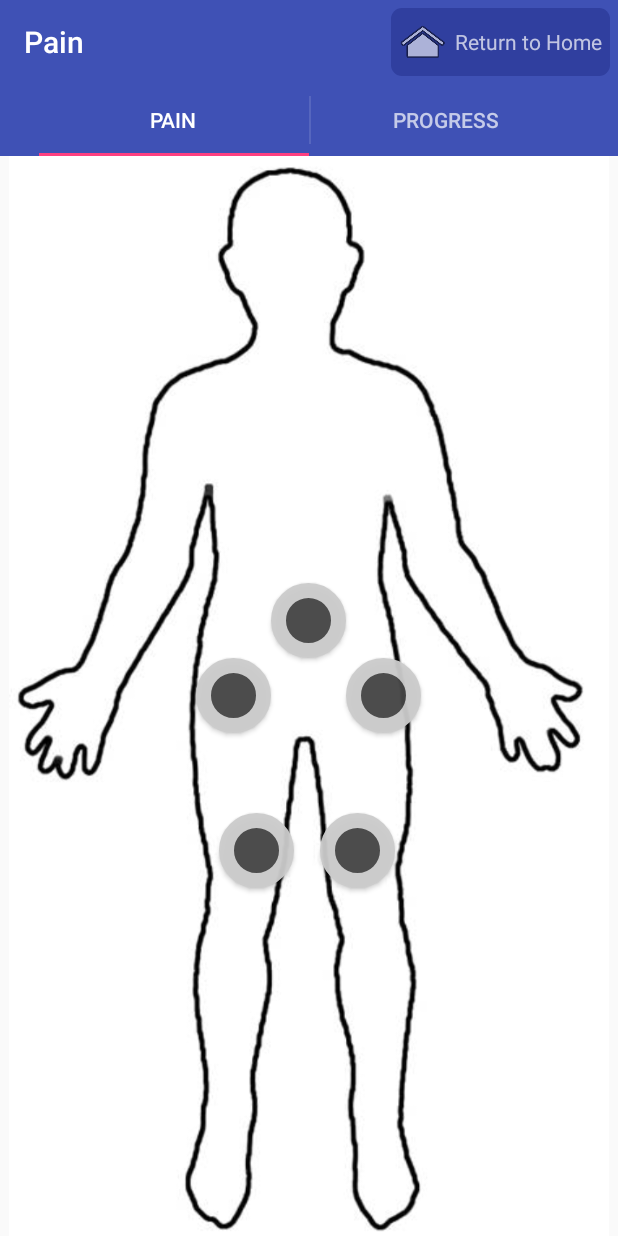
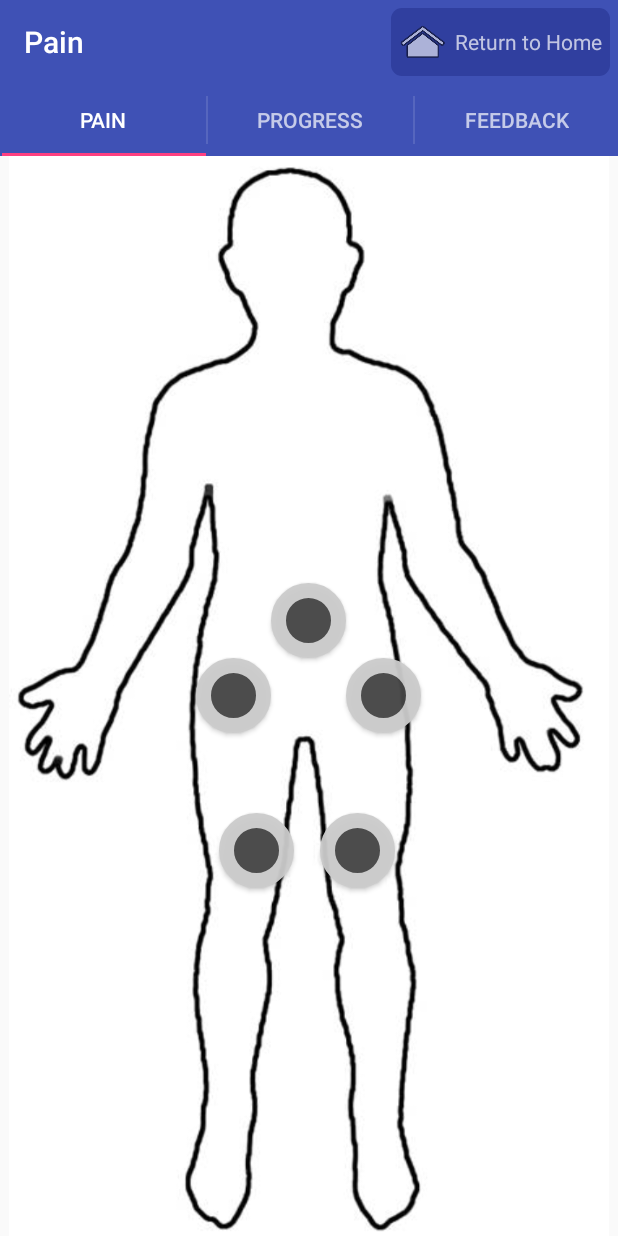
Before and after one commit to randy-acheson/Total-Joint-Replacement, an Android app: the RecordPainActivity screen opened directly, with no data from a screen before it, on a phone screen of 412 x 824 dp. Run offline under Robolectric (Android 15) with nearby library versions, the phone set to English and light mode, and no system bars; libraries missing offline, so code that uses them is left out: com.jjoe64.graphview; 21 statements that could not run were skipped.

Commit message:
Adds blank pain feedback tab

```diff
--- a/app/src/main/java/edu/wpi/total_joint_replacement/activities/RecordPainActivity.java
+++ b/app/src/main/java/edu/wpi/total_joint_replacement/activities/RecordPainActivity.java
@@ -14,6 +14,7 @@ import android.view.View;
 
 import edu.wpi.total_joint_replacement.OnFragmentInteractionListener;
 import edu.wpi.total_joint_replacement.R;
+import edu.wpi.total_joint_replacement.fragments.PainFeedbackFragment;
 import edu.wpi.total_joint_replacement.fragments.PainProgressFragment;
 import edu.wpi.total_joint_replacement.fragments.PainValueFragment;
 
@@ -31,6 +32,7 @@ public class RecordPainActivity extends BaseActivity implements ActionBar.TabLis
 
     PainValueFragment painFragment = new PainValueFragment();
     PainProgressFragment reportFragment = new PainProgressFragment();
+    PainFeedbackFragment feedbackFragment = new PainFeedbackFragment();
 
     /**
      * The {@link ViewPager} that will host the section contents.
@@ -123,13 +125,18 @@ public class RecordPainActivity extends BaseActivity implements ActionBar.TabLis
                         reportFragment = new PainProgressFragment();
                     }
                     return reportFragment;
+                case 2:
+                    if(feedbackFragment == null){
+                        feedbackFragment = new PainFeedbackFragment();
+                    }
+                    return feedbackFragment;
             }
         }
 
         @Override
         public int getCount() {
             // Show 3 total pages.
-            return 2;
+            return 3;
         }
 
         @Override
@@ -140,6 +147,8 @@ public class RecordPainActivity extends BaseActivity implements ActionBar.TabLis
                     return getString(R.string.pain_tab_title).toUpperCase(l);
                 case 1:
                     return getString(R.string.progress_tab_title).toUpperCase(l);
+                case 2:
+                    return getString(R.string.feedback_tab_title).toUpperCase(l);
             }
             return null;
         }
--- /dev/null
+++ b/app/src/main/java/edu/wpi/total_joint_replacement/fragments/PainFeedbackFragment.java
@@ -0,0 +1,44 @@
+package edu.wpi.total_joint_replacement.fragments;
+
+import android.graphics.Color;
+import android.os.Bundle;
+import android.util.Log;
+import android.view.LayoutInflater;
+import android.view.View;
+import android.view.ViewGroup;
+
+import com.jjoe64.graphview.GraphView;
+import com.jjoe64.graphview.LegendRenderer;
+import com.jjoe64.graphview.helper.DateAsXAxisLabelFormatter;
+import com.jjoe64.graphview.series.DataPoint;
+import com.jjoe64.graphview.series.LineGraphSeries;
+
+import java.io.IOException;
+import java.util.ArrayList;
+import java.util.Calendar;
+import java.util.Date;
+import java.util.List;
+
+import edu.wpi.total_joint_replacement.R;
+import edu.wpi.total_joint_replacement.tools.Database;
+import edu.wpi.total_joint_replacement.tools.Joint;
+import edu.wpi.total_joint_replacement.tools.PainEntry;
+
+//import android.widget.NumberPicker;
+
+
+public class PainFeedbackFragment extends BaseFragment {
+
+    public PainFeedbackFragment() {
+        title = "Pain Progress";
+    }
+
+
+    @Override
+    public View onCreateView(LayoutInflater inflater, ViewGroup container,
+                             Bundle savedInstanceState) {
+        View view = inflater.inflate(R.layout.fragment_pain_feedback, container, false);
+        return view;
+    }
+
+}
--- a/app/src/main/res/values/strings.xml
+++ b/app/src/main/res/values/strings.xml
@@ -37,6 +37,7 @@
 
     <string name="pain_tab_title">Pain</string>
     <string name="progress_tab_title">Progress</string>
+    <string name="feedback_tab_title">Feedback</string>
 
 
     <string name="pain_6">10. Hurts Worst</string>
```
Also changed, not shown: app/src/main/res/layout/fragment_pain_feedback.xml (added, +9 -0 lines).
